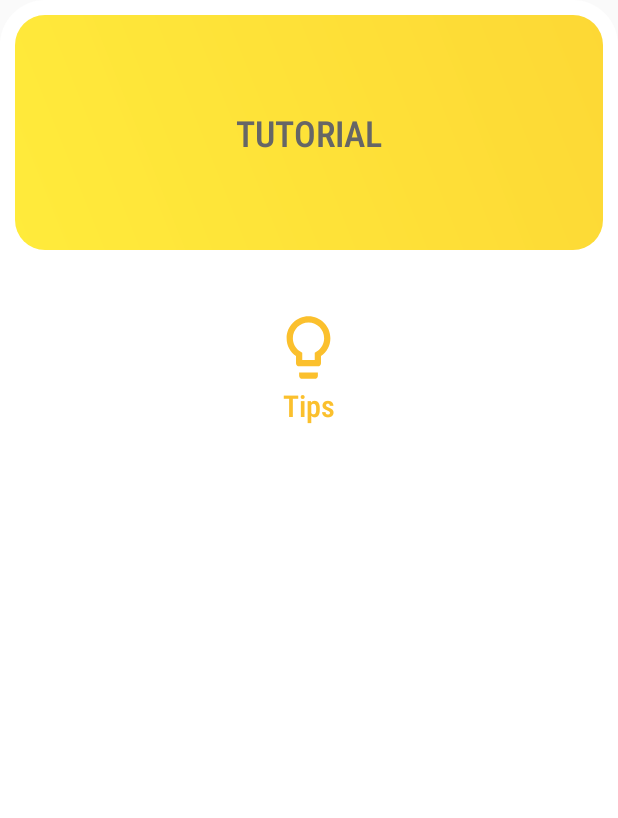
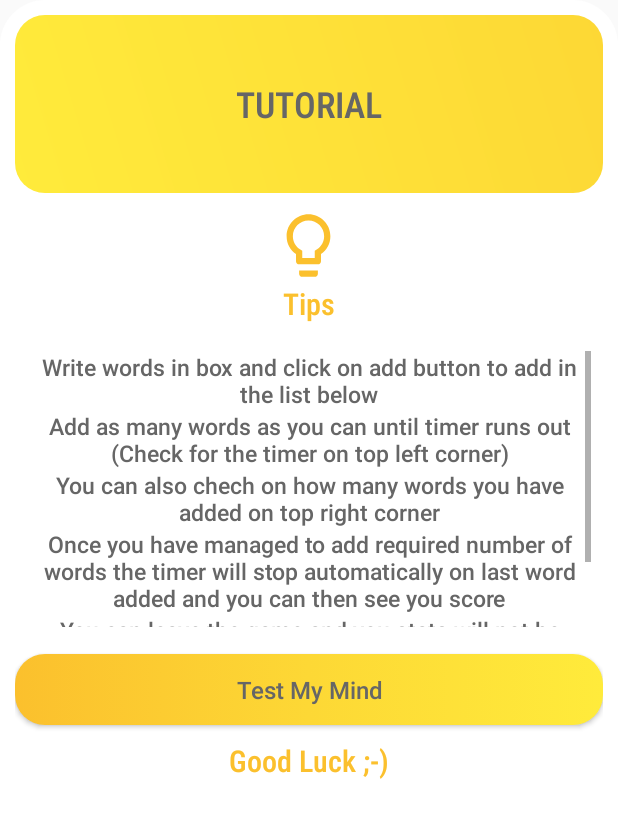
Before and after one commit to cjnomi/Polish_Your_Vocabolary, an Android app: the layout custom_dialog_ingame.xml on its own in the app's theme, with its tools: preview values and no code run, on a phone screen of 412 x 824 dp. Shown: the top 818 px of the screen. Run offline under Robolectric (Android 15) with nearby library versions, the phone set to English and light mode, and no system bars.

Commit message:
2nd commit

```diff
--- /dev/null
+++ b/app/src/main/res/drawable/round_button_yellow.xml
@@ -0,0 +1,48 @@
+<?xml version="1.0" encoding="utf-8"?>
+<selector xmlns:android="http://schemas.android.com/apk/res/android">
+
+    <item
+        >
+        <shape
+            android:shape="rectangle">
+            <corners
+                android:topLeftRadius="20dp"
+                android:bottomLeftRadius="20dp"
+                android:topRightRadius="20dp"
+                android:bottomRightRadius="20dp"
+                android:radius="10dp"/>
+            <gradient
+                android:type="linear"
+                android:startColor="#FBC02D"
+                android:endColor="#FFEB3B"
+                android:centerColor="#FDD835"
+                android:angle="360"
+                android:gradientRadius="45"
+                />
+
+        </shape>
+    </item>
+
+    <item
+        android:state_pressed="true">
+        <shape
+            android:shape="rectangle">
+            <corners
+                android:topLeftRadius="20dp"
+                android:bottomLeftRadius="20dp"
+                android:topRightRadius="20dp"
+                android:bottomRightRadius="20dp"
+                android:radius="10dp"/>
+            <gradient
+                android:type="linear"
+                android:startColor="#FBC02D"
+                android:endColor="#FFEB3B"
+                android:centerColor="#FDD835"
+                android:angle="360"
+                android:gradientRadius="45"
+                />
+
+        </shape>
+    </item>
+
+</selector>
--- a/app/src/main/res/layout/custom_dialog_ingame.xml
+++ b/app/src/main/res/layout/custom_dialog_ingame.xml
@@ -7,7 +7,7 @@
     <RelativeLayout
         android:layout_width="match_parent"
         android:layout_height="0dp"
-        android:layout_weight="2"
+        android:layout_weight="1.5"
         android:background="@drawable/custom_dialog_background_2">
         <TextView
             android:layout_width="wrap_content"
@@ -21,11 +21,10 @@
             android:layout_centerHorizontal="true"/>
     </RelativeLayout>
     <RelativeLayout
-        android:layout_marginTop="20dp"
+        android:layout_marginTop="10dp"
         android:layout_width="match_parent"
         android:layout_height="0dp"
-        android:padding="20dp"
-        android:layout_weight="8"
+        android:layout_weight="8.5"
         >
         <ImageView
             android:id="@+id/bulb"
@@ -44,13 +43,95 @@
             android:fontFamily="sans-serif-condensed-medium"
             android:textColor="@color/yellow_700"/>
         <LinearLayout
-            android:layout_marginTop="20dp"
+            android:id="@+id/tip_text"
+            android:layout_marginTop="10dp"
             android:layout_below="@+id/tip_ingame"
             android:layout_width="match_parent"
             android:orientation="vertical"
-            android:layout_height="wrap_content">
+            android:layout_height="200dp">
+
+            <ScrollView
+                android:padding="8dp"
+                android:layout_width="match_parent"
+                android:layout_height="match_parent"
+                >
+                <LinearLayout
+                    android:layout_width="match_parent"
+                    android:layout_height="match_parent"
+                    android:orientation="vertical">
+                <TextView
+                    android:layout_width="match_parent"
+                    android:layout_height="wrap_content"
+                    android:text="Write words in box and click on add button to add in the list below"
+                    android:textAlignment="center"
+                    android:textColor="#666666"
+                    style="@style/TextAppearance.AppCompat.Body2"
+                    android:textSize="15dp"/>
+                <TextView
+                    android:layout_width="match_parent"
+                    android:layout_height="wrap_content"
+                    android:text="Add as many words as you can until timer runs out (Check for the timer on top left corner)"
+                    android:textAlignment="center"
+                    android:textColor="#666666"
+                    style="@style/TextAppearance.AppCompat.Body2"
+                    android:textSize="15dp"/>
+                <TextView
+                    android:layout_width="match_parent"
+                    android:layout_height="wrap_content"
+                    android:text="You can also chech on how many words you have added on top right corner"
+                    android:textAlignment="center"
+                    android:textColor="#666666"
+                    style="@style/TextAppearance.AppCompat.Body2"
+                    android:textSize="15dp"/>
+                <TextView
+                    android:layout_width="match_parent"
+                    android:layout_height="wrap_content"
+                    android:text="Once you have managed to add required number of words the timer will stop automatically on last word added and you can then see you score"
+                    android:textAlignment="center"
+                    android:textColor="#666666"
+                    style="@style/TextAppearance.AppCompat.Body2"
+                    android:textSize="15dp"/>
+                <TextView
+                    android:layout_width="match_parent"
+                    android:layout_height="wrap_content"
+                    android:text="You can leave the game and you stats will not be saved (Game Over)"
+                    android:textAlignment="center"
+                    android:textColor="#666666"
+                    style="@style/TextAppearance.AppCompat.Body2"
+                    android:textSize="15dp"/>
+                <TextView
+                    android:layout_width="match_parent"
+                    android:layout_height="wrap_content"
+                    android:text="Your timer will start when you click the start button below make sure to relax and do your best"
+                    android:textAlignment="center"
+                    android:textColor="#666666"
+                    style="@style/TextAppearance.AppCompat.Body2"
+                    android:textSize="15dp"/>
+                </LinearLayout>
+            </ScrollView>
 
         </LinearLayout>
+        <Button
+            android:id="@+id/test_my_mind_id"
+            android:layout_marginTop="10dp"
+            android:layout_below="@+id/tip_text"
+            android:layout_width="match_parent"
+            android:layout_height="47dp"
+            android:background="@drawable/round_button_yellow"
+            android:text="Test My Mind"
+            android:textAllCaps="false"
+            android:textSize="16dp"
+            android:textColor="#666666"/>
+        <TextView
+            android:layout_marginTop="10dp"
+            android:layout_below="@+id/test_my_mind_id"
+            android:layout_width="wrap_content"
+            android:layout_height="wrap_content"
+            android:text="Good Luck ;-)"
+            android:layout_centerHorizontal="true"
+            style="@style/TextAppearance.AppCompat.Widget.ActionMode.Title.Inverse"
+            android:fontFamily="sans-serif-condensed-medium"
+            android:textColor="@color/yellow_700"/>
     </RelativeLayout>
 
 </LinearLayout>
```
